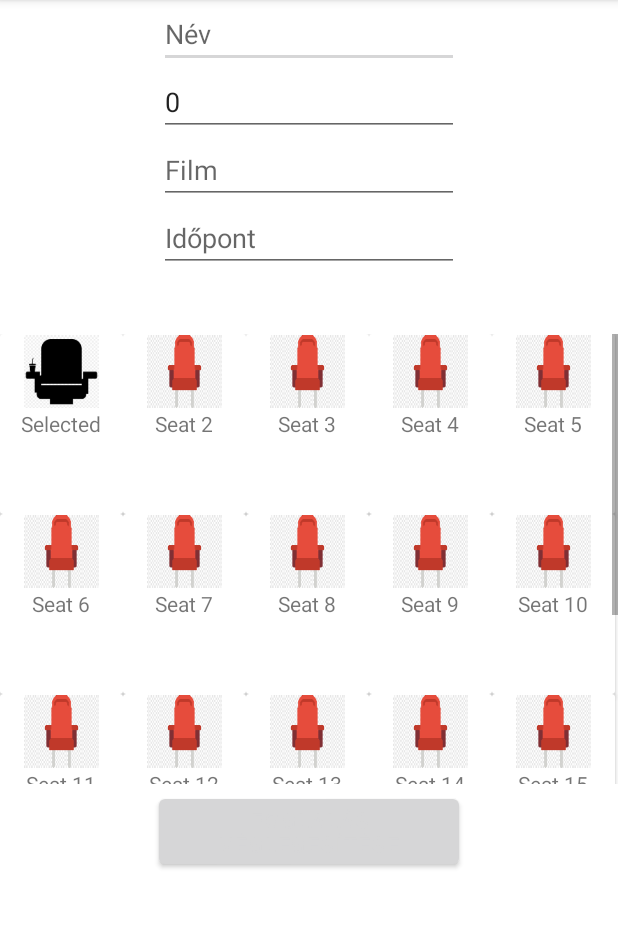
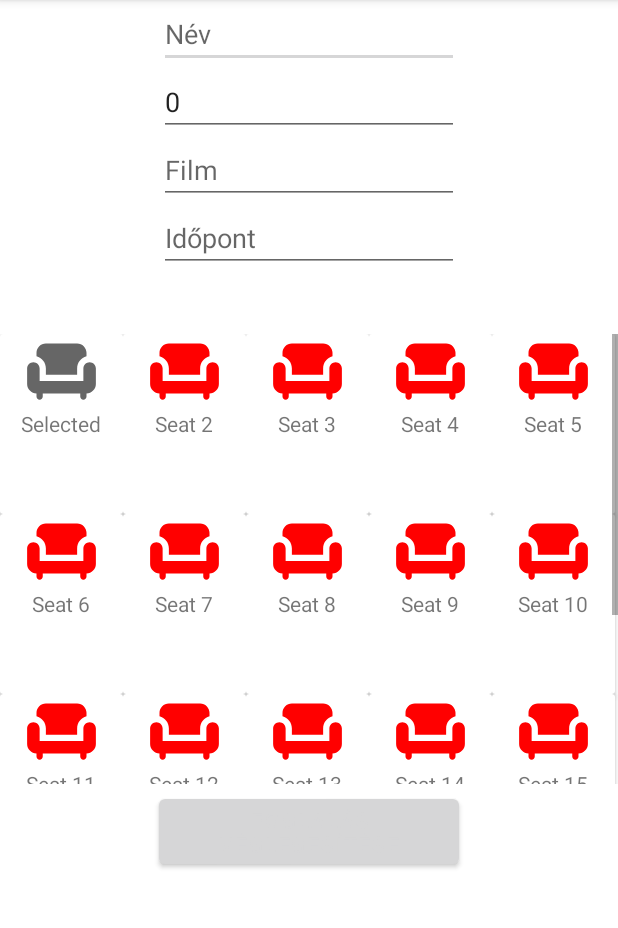
Before and after one commit to tarkomate99/CinemaApp, an Android app: the AddNewFoglalas screen opened directly, with no data from a screen before it, after a tap on an icon or button, on a phone screen of 412 x 824 dp, the part 84-1012 px from its top. Run offline under Robolectric (Android 15) with nearby library versions, the phone set to English and light mode, and no system bars; our stand-ins replace Firebase (no records; nobody signed in at launch, a user with empty details on screens opened directly).

Commit message:
new chair added

```diff
--- a/app/src/main/java/com/example/cinemaapp/AddNewFoglalas.java
+++ b/app/src/main/java/com/example/cinemaapp/AddNewFoglalas.java
@@ -68,7 +68,7 @@ public class AddNewFoglalas extends AppCompatActivity implements AdapterView.OnI
         movieEditText = findViewById(R.id.movieTitle);
         dateEditText = findViewById(R.id.date);
 
-        seatIcon = R.drawable.seat_not_selected;
+        seatIcon = R.drawable.cinema_chair_not_selected;
         gridSeatMap = (GridView) findViewById(R.id.seatMapGrid);
 
         totalSeat(20);
@@ -96,7 +96,7 @@ public class AddNewFoglalas extends AppCompatActivity implements AdapterView.OnI
 
 
         for(int i=1; i<=n; i++){
-            seatArrayList.add(new Seat(R.drawable.seat_not_selected, "Seat "+i));
+            seatArrayList.add(new Seat(R.drawable.cinema_chair_not_selected, "Seat "+i));
         }
 
         adapter = new SeatMapAdapter(this, seatArrayList);
@@ -187,7 +187,7 @@ public class AddNewFoglalas extends AppCompatActivity implements AdapterView.OnI
     private void seatSelected(int position) {
 
         seatArrayList.remove(position);
-        seatArrayList.add(position, new Seat(R.drawable.seat_selected, "Selected"));
+        seatArrayList.add(position, new Seat(R.drawable.cinema_chair_selected, "Selected"));
         if(!placesEditText.getText().toString().equals("")){
             String places = placesEditText.getText().toString();
             places+=", "+String.valueOf(position);
--- a/app/src/main/java/com/example/cinemaapp/MainActivity.java
+++ b/app/src/main/java/com/example/cinemaapp/MainActivity.java
@@ -66,6 +66,12 @@ public class MainActivity extends AppCompatActivity {
 
 
 
+    }
+
+    @Override
+    protected void onStop() {
+        super.onStop();
+        FirebaseAuth.getInstance().signOut();
     }
 
     private void loadDataInListView() {
--- /dev/null
+++ b/app/src/main/res/drawable/cinema_chair_not_selected.xml
@@ -0,0 +1,6 @@
+<vector android:height="24dp" android:tint="#FF0000"
+    android:viewportHeight="24" android:viewportWidth="24"
+    android:width="24dp" xmlns:android="http://schemas.android.com/apk/res/android">
+    <path android:fillColor="@android:color/white" android:pathData="M7,11v2h10v-2c0,-1.86 1.28,-3.41 3,-3.86V6c0,-1.65 -1.35,-3 -3,-3H7C5.35,3 4,4.35 4,6v1.14C5.72,7.59 7,9.14 7,11z"/>
+    <path android:fillColor="@android:color/white" android:pathData="M21,9c-1.1,0 -2,0.9 -2,2v4H5v-4c0,-1.1 -0.9,-2 -2,-2s-2,0.9 -2,2v5c0,1.65 1.35,3 3,3v1c0,0.55 0.45,1 1,1c0.55,0 1,-0.45 1,-1v-1h12v1c0,0.55 0.45,1 1,1c0.55,0 1,-0.45 1,-1v-1c1.65,0 3,-1.35 3,-3v-5C23,9.9 22.1,9 21,9z"/>
+</vector>
--- /dev/null
+++ b/app/src/main/res/drawable/cinema_chair_selected.xml
@@ -0,0 +1,13 @@
+<vector xmlns:android="http://schemas.android.com/apk/res/android"
+    android:width="24dp"
+    android:height="24dp"
+    android:viewportWidth="24"
+    android:viewportHeight="24"
+    android:tint="?attr/colorControlNormal">
+  <path
+      android:fillColor="@android:color/white"
+      android:pathData="M7,11v2h10v-2c0,-1.86 1.28,-3.41 3,-3.86V6c0,-1.65 -1.35,-3 -3,-3H7C5.35,3 4,4.35 4,6v1.14C5.72,7.59 7,9.14 7,11z"/>
+  <path
+      android:fillColor="@android:color/white"
+      android:pathData="M21,9c-1.1,0 -2,0.9 -2,2v4H5v-4c0,-1.1 -0.9,-2 -2,-2s-2,0.9 -2,2v5c0,1.65 1.35,3 3,3v1c0,0.55 0.45,1 1,1c0.55,0 1,-0.45 1,-1v-1h12v1c0,0.55 0.45,1 1,1c0.55,0 1,-0.45 1,-1v-1c1.65,0 3,-1.35 3,-3v-5C23,9.9 22.1,9 21,9z"/>
+</vector>
```
